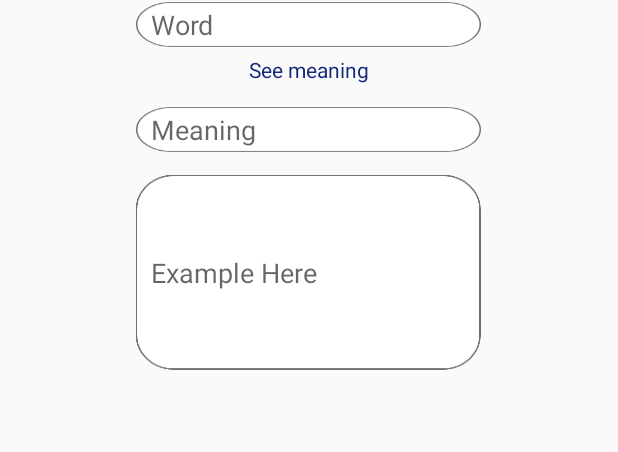
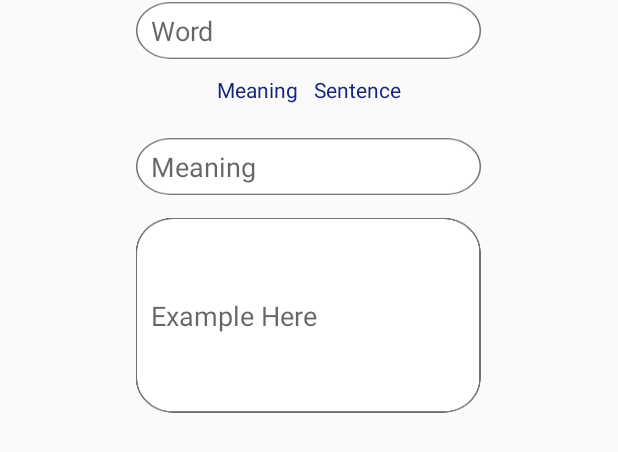
Before and after one commit to mdsagor07/ivocabuuilder, an Android app: the layout layout_dialog.xml on its own in the app's theme, with its tools: preview values and no code run, on a phone screen of 412 x 824 dp. Shown: the top 452 px of the screen. Run offline under Robolectric (Android 15) with nearby library versions, the phone set to English and light mode, and no system bars.

Commit message:
getting meaning from html parser (https://dictionary.cambridge.org/)

```diff
--- a/app/src/main/res/layout/layout_dialog.xml
+++ b/app/src/main/res/layout/layout_dialog.xml
@@ -9,29 +9,49 @@
         android:paddingStart="10dp"
         android:paddingEnd="10dp"
         android:textIsSelectable="true"
-        android:layout_height="30dp"
+        android:layout_height="38dp"
         android:layout_gravity="center"
         android:layout_marginTop="1dp"
         android:background="@drawable/word"
         android:hint="Word" />
 
+    <LinearLayout
+        android:layout_width="wrap_content"
+        android:layout_height="wrap_content"
+        android:layout_margin="5dp"
+        android:layout_gravity="center"
+        android:orientation="horizontal">
     <TextView
         android:id="@+id/seemeningid"
         android:layout_width="wrap_content"
         android:layout_height="wrap_content"
-        android:text="See meaning"
+        android:text="Meaning"
+        android:layout_margin="5dp"
         android:layout_gravity="center"
         android:layout_marginTop="5dp"
         android:textColor="#15257A"
         />
+
+    <TextView
+        android:id="@+id/seesentenceid"
+        android:layout_width="wrap_content"
+        android:layout_height="wrap_content"
+        android:text="Sentence"
+        android:layout_margin="5dp"
+        android:layout_gravity="center"
+        android:layout_marginTop="5dp"
+        android:textColor="#15257A"
+        />
+    </LinearLayout>
+
 
     <EditText
         android:id="@+id/meaning"
         android:layout_width="230dp"
         android:paddingStart="10dp"
         android:paddingEnd="10dp"
-        android:layout_marginTop="15dp"
-        android:layout_height="30dp"
+        android:layout_marginTop="12dp"
+        android:layout_height="38dp"
         android:layout_gravity="center"
         android:background="@drawable/meaning"
         android:hint="Meaning" />
```
Also changed, not shown: app/src/main/java/com/swagger/ivocabuilder/Dismiss.java (+126 -25 lines), app/src/main/java/com/swagger/ivocabuilder/HomeActivity.java (+113 -14 lines).
